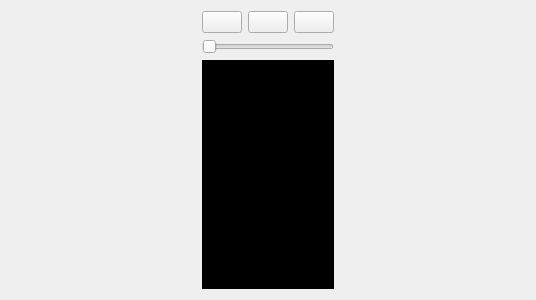
Old version of the form royale/tools/royaleviewer/src/custom-controls/PlayerControl.ui in the repository biabiaRun/Originsl_pmd-neato-platform.
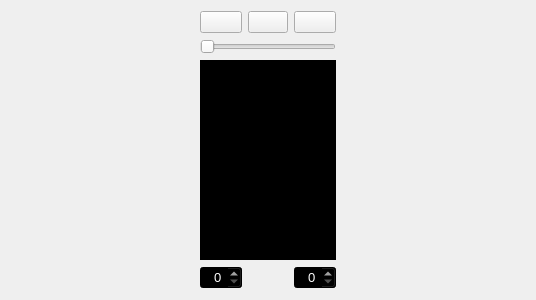
New version of the form. Custom widgets are drawn as their Qt base class.

```diff
--- a/royale/tools/royaleviewer/src/custom-controls/PlayerControl.ui
+++ b/royale/tools/royaleviewer/src/custom-controls/PlayerControl.ui
@@ -71,6 +71,38 @@
        </property>
       </widget>
      </item>
+     <item row="3" column="0" rowspan="1" colspan="1">
+      <widget class="QSpinBox" name="rangeStart">
+       <property name="Visible">
+        <bool>false</bool>
+       </property>
+       <property name="styleSheet">
+         <string notr="true">
+           background-color: rgb(0, 0, 0);
+           color: rgb(255, 255, 255);font: 10pt;
+         </string>
+       </property>
+       <property name="alignment">
+         <set>Qt::AlignRight</set>
+       </property>
+      </widget>
+     </item>
+     <item row="3" column="2" rowspan="1" colspan="1">
+      <widget class="QSpinBox" name="rangeEnd">
+       <property name="Visible">
+        <bool>false</bool>
+       </property>
+       <property name="styleSheet">
+         <string notr="true">
+           background-color: rgb(0, 0, 0);
+           color: rgb(255, 255, 255);font: 10pt;
+         </string>
+       </property>
+       <property name="alignment">
+         <set>Qt::AlignRight</set>
+       </property>
+      </widget>
+     </item>
      <item row="0" column="1">
       <widget class="PMDButton" name="playStopButton">
        <property name="focusPolicy">
```
